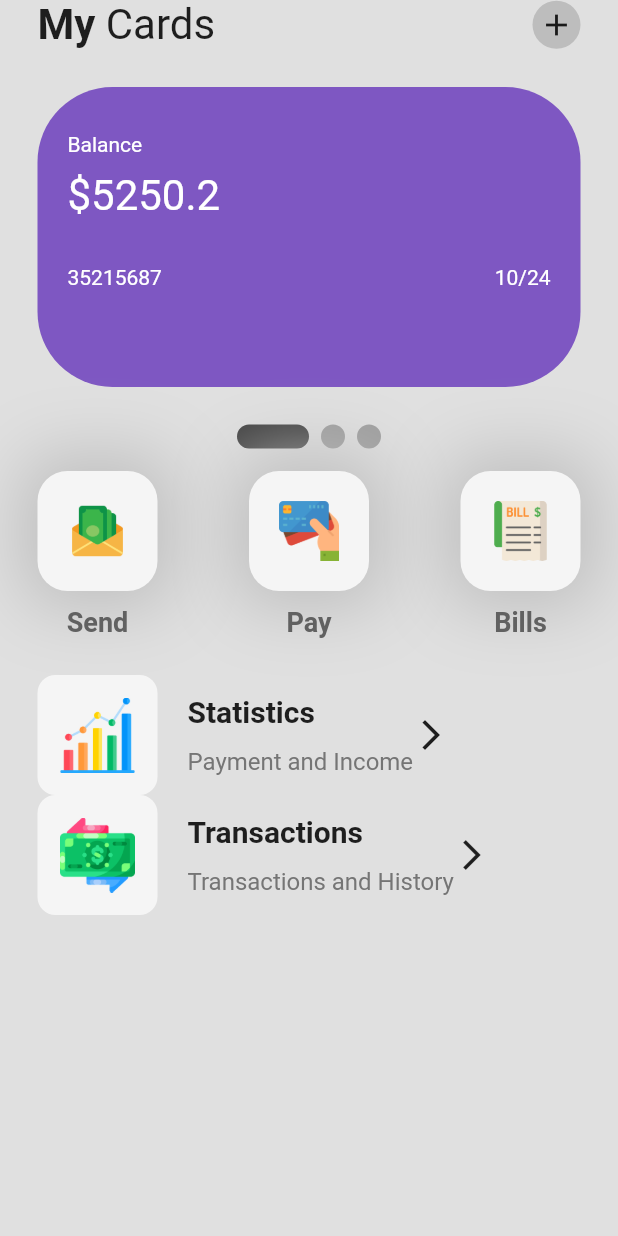
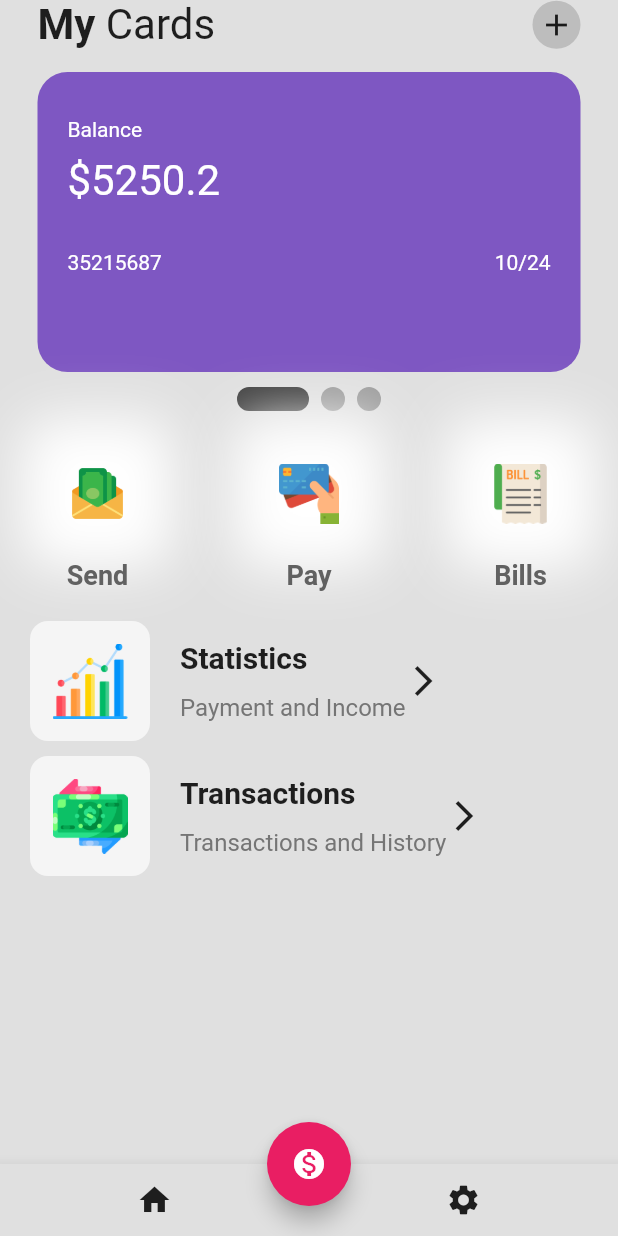
Before and after one commit to Awaizkazi/wallet_app, a Flutter app: the screen it shows after launch, on a phone screen of 412 x 824 dp. Run offline on Flutter 3.47's test engine with Material 2 defaults, Android fonts, the phone set to English and light mode, and no system bars; drawn by our look-alikes of smooth_page_indicator.

Commit message:
In Progress Bottom App Bar

```diff
--- a/lib/pages/home_page.dart
+++ b/lib/pages/home_page.dart
@@ -18,6 +18,28 @@ class _HomePageState extends State<HomePage> {
   Widget build(BuildContext context) {
     return Scaffold(
       backgroundColor: Colors.grey[300],
+      floatingActionButton: FloatingActionButton(
+        onPressed: (() {}),
+        backgroundColor: Colors.pink,
+        child: Icon(Icons.monetization_on),
+      ),
+      floatingActionButtonLocation: FloatingActionButtonLocation.centerDocked,
+      bottomNavigationBar: BottomAppBar(
+        color: Colors.grey[300],
+        child: Row(
+          mainAxisAlignment: MainAxisAlignment.spaceAround,
+          children: [
+            IconButton(
+              onPressed: () {},
+              icon: Icon(Icons.home),
+            ),
+            IconButton(
+              onPressed: () {},
+              icon: Icon(Icons.settings),
+            ),
+          ],
+        ),
+      ),
       body: SafeArea(
         child: Column(
           children: [
@@ -53,7 +75,7 @@ class _HomePageState extends State<HomePage> {
               ),
             ),
             SizedBox(
-              height: 25,
+              height: 15,
             ),
 
             // Cards
@@ -89,7 +111,7 @@ class _HomePageState extends State<HomePage> {
               ),
             ),
             SizedBox(
-              height: 25,
+              height: 10,
             ),
             SmoothPageIndicator(
               controller: _controller,
@@ -97,7 +119,7 @@ class _HomePageState extends State<HomePage> {
               effect: ExpandingDotsEffect(activeDotColor: Colors.grey.shade800),
             ),
             // 3 buttons--> send + Pay + Bills
-// Send button
+            // Send button
             SizedBox(height: 15),
             Padding(
               padding: const EdgeInsets.symmetric(horizontal: 25.0),
@@ -119,9 +141,8 @@ class _HomePageState extends State<HomePage> {
             ),
 
             // Columns --> stats + transactions
-
             Padding(
-              padding: const EdgeInsets.all(25.0),
+              padding: const EdgeInsets.all(20.0),
               child: Column(
                 children: [
                   // Statistics
--- a/lib/util/my_button.dart
+++ b/lib/util/my_button.dart
@@ -18,12 +18,12 @@ class MyButton extends StatelessWidget {
           height: 80,
           padding: EdgeInsets.all(20),
           decoration: BoxDecoration(
-            color: Colors.grey[100],
+            // color: Colors.grey[100],
             borderRadius: BorderRadius.circular(20),
             boxShadow: [
               BoxShadow(
-                color: Colors.grey.shade400,
-                blurRadius: 40,
+                color: Colors.white,
+                blurRadius: 30,
                 spreadRadius: 10,
               ),
             ],
@@ -33,7 +33,7 @@ class MyButton extends StatelessWidget {
           ),
         ),
         SizedBox(
-          height: 10,
+          height: 4,
         ),
         Text(
           buttonText,
--- a/lib/util/my_card.dart
+++ b/lib/util/my_card.dart
@@ -19,11 +19,11 @@ class Mycard extends StatelessWidget {
     return Padding(
       padding: const EdgeInsets.symmetric(horizontal: 25.0),
       child: Container(
-        width: 300,
+        width: 150,
         padding: EdgeInsets.all(20),
         decoration: BoxDecoration(
           color: color,
-          borderRadius: BorderRadius.circular(50),
+          borderRadius: BorderRadius.circular(20),
         ),
         child: Column(
           crossAxisAlignment: CrossAxisAlignment.start,
@@ -46,8 +46,10 @@ class Mycard extends StatelessWidget {
                 Text(cardNumber.toString(),
                     style: TextStyle(color: Colors.white)),
                 // Card Expiry Date
-                Text(expiryMonth.toString() + '/' + expiryYear.toString(),
-                    style: TextStyle(color: Colors.white)),
+                Text(
+                  expiryMonth.toString() + '/' + expiryYear.toString(),
+                  style: TextStyle(color: Colors.white),
+                ),
               ],
             ),
           ],
--- a/lib/util/my_list_tile.dart
+++ b/lib/util/my_list_tile.dart
@@ -13,7 +13,9 @@ class MyListTile extends StatelessWidget {
 
   @override
   Widget build(BuildContext context) {
-    return Row(
+    return Padding(
+      padding: const EdgeInsets.only(bottom: 10.0),
+      child: Row(
         children: [
           Container(
             height: 80,
@@ -48,6 +50,7 @@ class MyListTile extends StatelessWidget {
           ),
           Icon(Icons.arrow_forward_ios),
         ],
+      ),
     );
   }
 }
```
Lines whose indentation alone changed are shown as unchanged.
